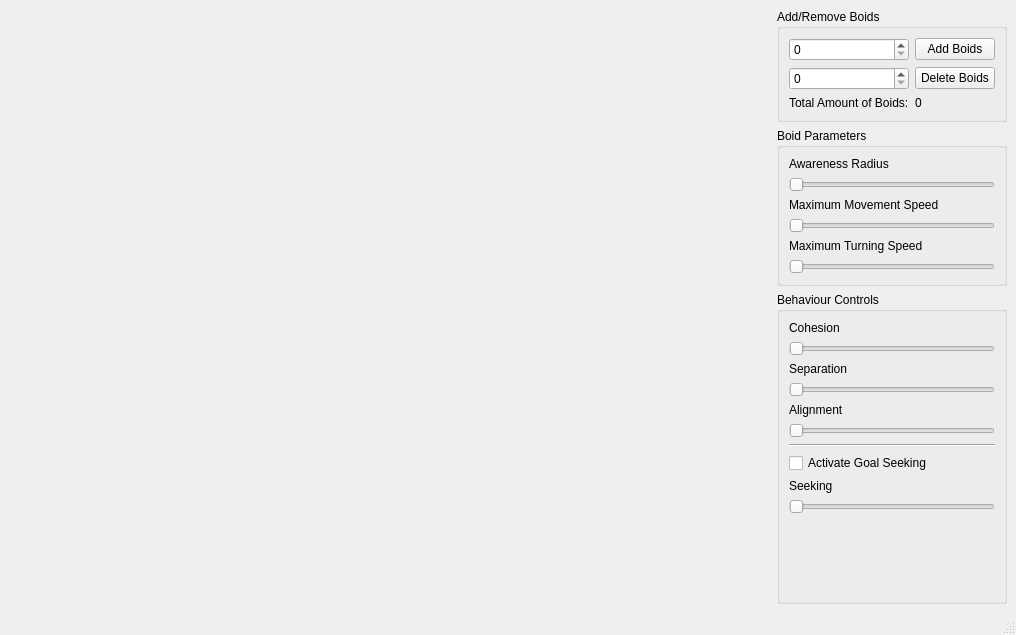
Above: ui/MainWindow.ui from s4920723/FlockingSystem before the change. Below: the same form after it.
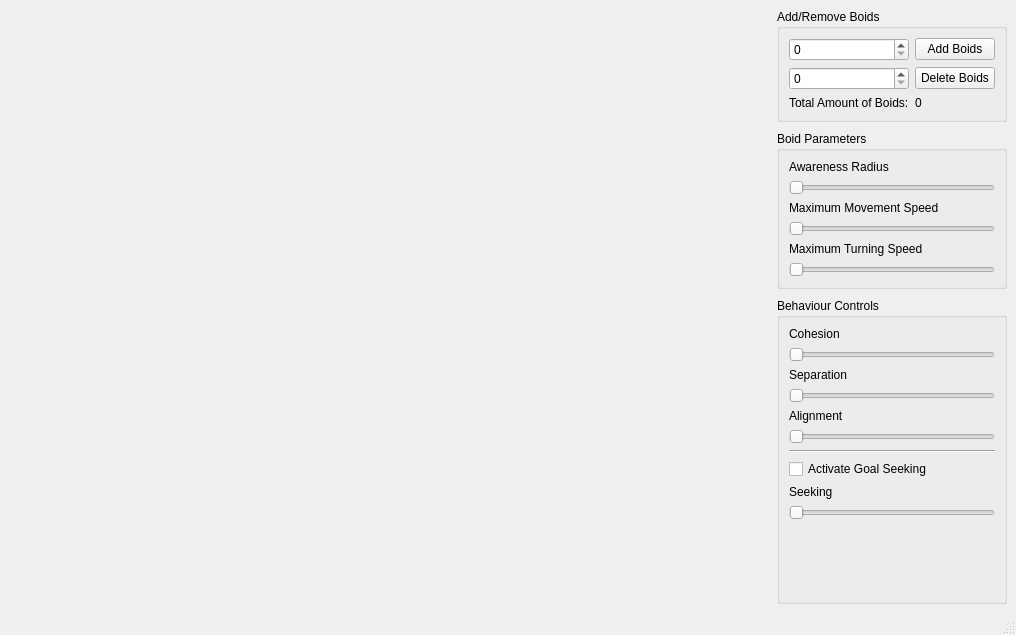
That is the form after the change.

What changed in the file:
```diff
--- a/ui/MainWindow.ui
+++ b/ui/MainWindow.ui
@@ -10,11 +10,20 @@
     <height>635</height>
    </rect>
   </property>
+  <property name="sizePolicy">
+   <sizepolicy hsizetype="Preferred" vsizetype="Preferred">
+    <horstretch>0</horstretch>
+    <verstretch>0</verstretch>
+   </sizepolicy>
+  </property>
   <property name="windowTitle">
    <string>Flocking System - s4920723</string>
   </property>
   <widget class="QWidget" name="centralwidget">
    <layout class="QGridLayout" name="s_mainWindowGridLayout">
+    <property name="spacing">
+     <number>9</number>
+    </property>
     <item row="0" column="0">
      <spacer name="horizontalSpacer">
       <property name="orientation">
```
